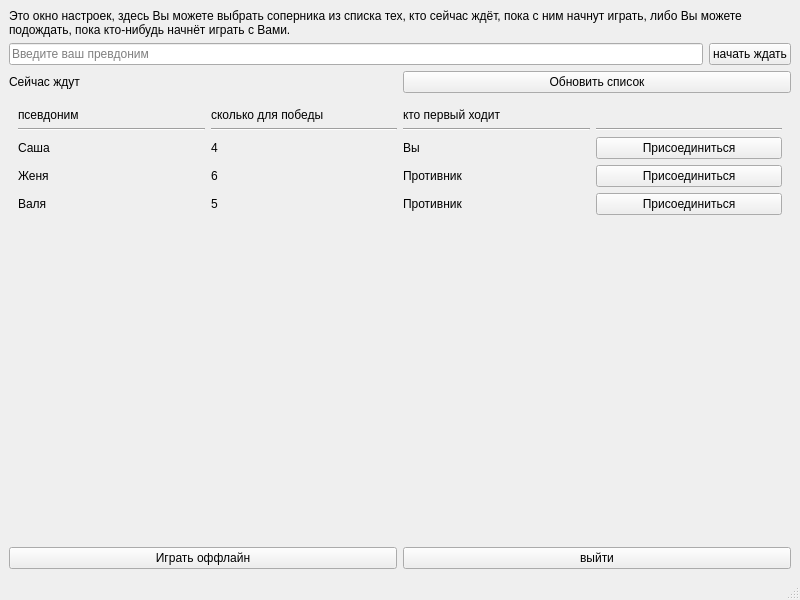
Qt form clientwindow.ui (Gena2018115rus/x-o) before a commit.
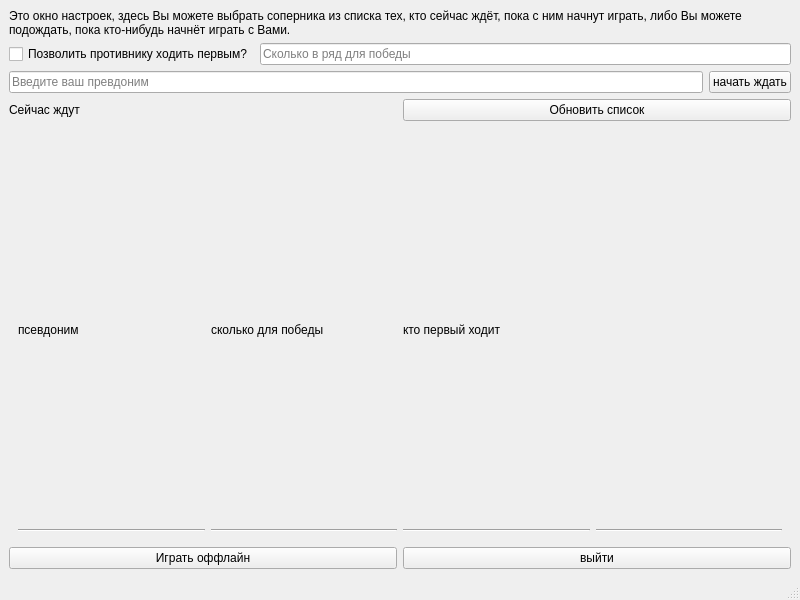
The same form after that commit.

What changed in the file:
```diff
--- a/clientwindow.ui
+++ b/clientwindow.ui
@@ -31,6 +31,24 @@
       </property>
      </widget>
     </item>
+    <item>
+     <layout class="QHBoxLayout" name="horizontalLayout_4">
+      <item>
+       <widget class="QCheckBox" name="m_pCbOpponentIsFirst">
+        <property name="text">
+         <string>Позволить противнику ходить первым?</string>
+        </property>
+       </widget>
+      </item>
+      <item>
+       <widget class="QLineEdit" name="m_pLeN4Win">
+        <property name="placeholderText">
+         <string>Сколько в ряд для победы</string>
+        </property>
+       </widget>
+      </item>
+     </layout>
+    </item>
     <item>
      <layout class="QHBoxLayout" name="horizontalLayout_2">
       <item>
@@ -81,35 +99,14 @@
          <x>0</x>
          <y>0</y>
          <width>782</width>
-         <height>399</height>
+         <height>366</height>
         </rect>
        </property>
        <layout class="QGridLayout" name="gridLayout_2">
-        <item row="1" column="0">
-         <widget class="Line" name="line">
-          <property name="orientation">
-           <enum>Qt::Horizontal</enum>
-          </property>
-         </widget>
-        </item>
-        <item row="3" column="3">
-         <widget class="QPushButton" name="pushButton_4">
+        <item row="0" column="0">
+         <widget class="QLabel" name="label_6">
           <property name="text">
-           <string>Присоединиться</string>
-          </property>
-         </widget>
-        </item>
-        <item row="2" column="1">
-         <widget class="QLabel" name="label_9">
-          <property name="text">
-           <string>4</string>
-          </property>
-         </widget>
-        </item>
-        <item row="4" column="1">
-         <widget class="QLabel" name="label_11">
-          <property name="text">
-           <string>5</string>
+           <string>псевдоним</string>
           </property>
          </widget>
         </item>
@@ -120,13 +117,6 @@
           </property>
          </widget>
         </item>
-        <item row="3" column="1">
-         <widget class="QLabel" name="label_10">
-          <property name="text">
-           <string>6</string>
-          </property>
-         </widget>
-        </item>
         <item row="1" column="3">
          <widget class="Line" name="line_2">
           <property name="orientation">
@@ -134,69 +124,6 @@
           </property>
          </widget>
         </item>
-        <item row="0" column="0">
-         <widget class="QLabel" name="label_6">
-          <property name="text">
-           <string>псевдоним</string>
-          </property>
-         </widget>
-        </item>
-        <item row="4" column="2">
-         <widget class="QLabel" name="label_14">
-          <property name="text">
-           <string>Противник</string>
-          </property>
-         </widget>
-        </item>
-        <item row="4" column="3">
-         <widget class="QPushButton" name="pushButton_6">
-          <property name="text">
-           <string>Присоединиться</string>
-          </property>
-         </widget>
-        </item>
-        <item row="4" column="0">
-         <widget class="QLabel" name="label_4">
-          <property name="text">
-           <string>Валя</string>
-          </property>
-         </widget>
-        </item>
-        <item row="0" column="2">
-         <widget class="QLabel" name="label_8">
-          <property name="text">
-           <string>кто первый ходит</string>
-          </property>
-         </widget>
-        </item>
-        <item row="3" column="0">
-         <widget class="QLabel" name="label_3">
-          <property name="text">
-           <string>Женя</string>
-          </property>
-         </widget>
-        </item>
-        <item row="2" column="3">
-         <widget class="QPushButton" name="pushButton_2">
-          <property name="text">
-           <string>Присоединиться</string>
-          </property>
-         </widget>
-        </item>
-        <item row="2" column="2">
-         <widget class="QLabel" name="label_12">
-          <property name="text">
-           <string>Вы</string>
-          </property>
-         </widget>
-        </item>
-        <item row="1" column="2">
-         <widget class="Line" name="line_3">
-          <property name="orientation">
-           <enum>Qt::Horizontal</enum>
-          </property>
-         </widget>
-        </item>
         <item row="0" column="1">
          <widget class="QLabel" name="label_7">
           <property name="text">
@@ -204,32 +131,26 @@
           </property>
          </widget>
         </item>
-        <item row="3" column="2">
-         <widget class="QLabel" name="label_13">
-          <property name="text">
-           <string>Противник</string>
+        <item row="1" column="2">
+         <widget class="Line" name="line_3">
+          <property name="orientation">
+           <enum>Qt::Horizontal</enum>
           </property>
          </widget>
         </item>
-        <item row="2" column="0">
-         <widget class="QLabel" name="label_2">
+        <item row="0" column="2">
+         <widget class="QLabel" name="label_8">
           <property name="text">
-           <string>Саша</string>
+           <string>кто первый ходит</string>
           </property>
          </widget>
         </item>
-        <item row="5" column="3">
-         <spacer name="verticalSpacer">
+        <item row="1" column="0">
+         <widget class="Line" name="line">
           <property name="orientation">
-           <enum>Qt::Vertical</enum>
+           <enum>Qt::Horizontal</enum>
           </property>
-          <property name="sizeHint" stdset="0">
-           <size>
-            <width>20</width>
-            <height>40</height>
-           </size>
-          </property>
-         </spacer>
+         </widget>
         </item>
        </layout>
       </widget>
```
